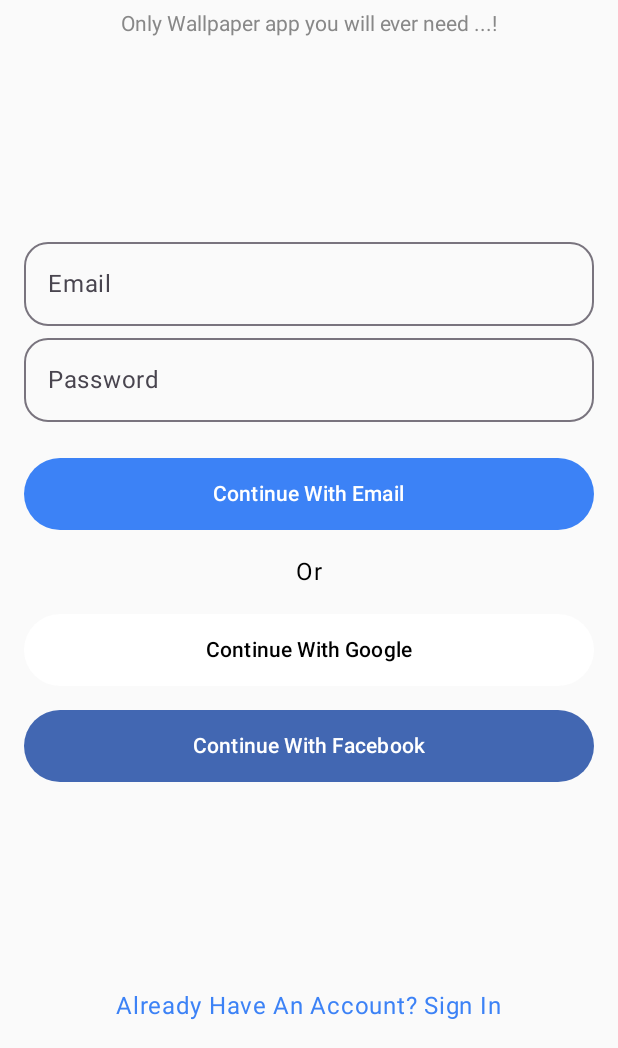
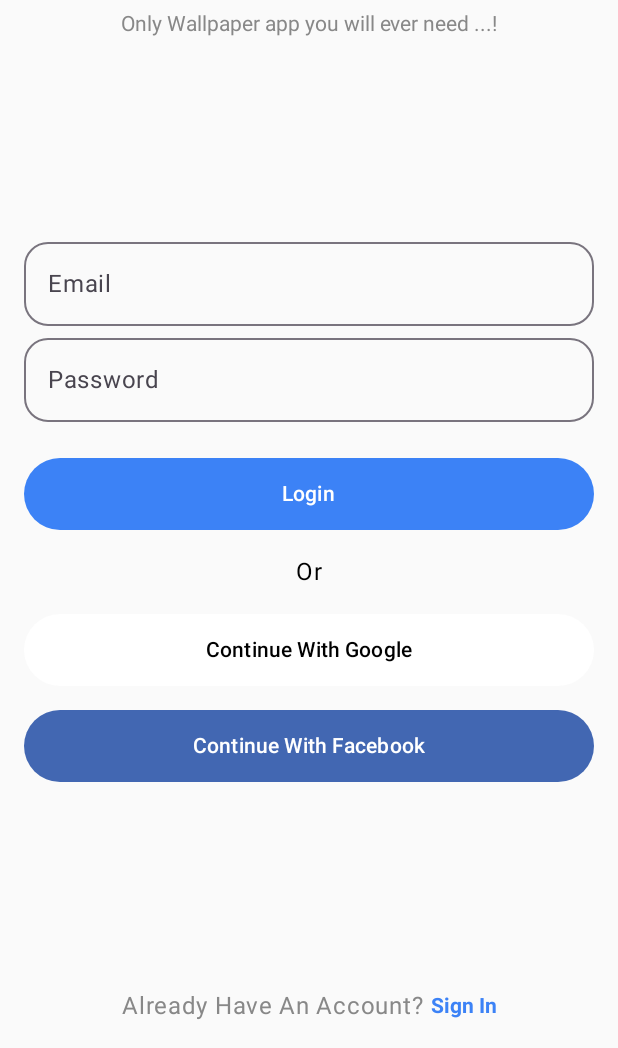
Before and after one commit to CQ24-25-Mobile-Final-project/aIImpress-android, an Android app built with Jetpack Compose: the screen it shows after launch (MainActivity), on a phone screen of 412 x 824 dp, the part 188-1236 px from its top. Run offline under Robolectric (Android 15) with nearby library versions, the phone set to English and light mode, and no system bars; our stand-ins replace Dagger/Hilt's generated code, Firebase (no records; nobody signed in at launch, a user with empty details on screens opened directly).

Commit message:
login/sign in

```diff
--- a/app/src/main/java/com/hcmus/ui/MainActivity.kt
+++ b/app/src/main/java/com/hcmus/ui/MainActivity.kt
@@ -31,8 +31,16 @@ import com.hcmus.ui.theme.MyApplicationTheme
 import dagger.hilt.android.AndroidEntryPoint
 import android.view.View
 import android.view.ViewTreeObserver
+import android.widget.Toast
 import androidx.activity.enableEdgeToEdge
+import androidx.compose.runtime.remember
+import androidx.compose.runtime.rememberCoroutineScope
 import androidx.core.app.ActivityCompat
+import com.hcmus.auth.AuthResponse
+import com.hcmus.auth.AuthenticationManager
+import com.hcmus.ui.screens.SignInScreen
+import kotlinx.coroutines.flow.launchIn
+import kotlinx.coroutines.flow.onEach
 
 @AndroidEntryPoint
 class MainActivity : ComponentActivity() {
@@ -67,6 +75,13 @@ class MainActivity : ComponentActivity() {
 
 @Composable
 fun MainNavigation(navController: NavHostController) {
+  val context = LocalContext.current
+
+  val authManager = remember {
+    AuthenticationManager(context)
+  }
+  val coroutineScope = rememberCoroutineScope()
+
   NavHost(navController = navController, startDestination = "login") {
     composable("login") {
       LoginScreen(
@@ -75,9 +90,46 @@ fun MainNavigation(navController: NavHostController) {
             popUpTo("login") { inclusive = true }
           }
         },
-          onLoginEmail = { email, password ->
-            Log.d("Login", "Email: $email, Password: $password")
+        onLoginEmail = { email, password ->
+          authManager.loginWithEmail(email, password)
+            .onEach { response ->
+              if (response is AuthResponse.Success) {
+                Log.d("Login", "Success: $response")
+                Toast.makeText(context, "Login Success", Toast.LENGTH_SHORT).show()
+                navController.navigate("gallery") {
+                  popUpTo("login") { inclusive = true }
+                }
+              } else {
+                Log.d("Login", "Error: $response")
+                Toast.makeText(context, "Login Failed", Toast.LENGTH_SHORT).show()
+              }
+            }
+            .launchIn(coroutineScope)
+        },
+        onSignIn = {
+          navController.navigate("signIn") {
+            popUpTo("login") { inclusive = true }
           }
+        }
+      )
+    }
+
+    composable("signIn") {
+      SignInScreen(
+        onSignIn = { email, password ->
+          Log.d("Login", "Creating account with email:$email, pass:$password")
+
+          authManager.createAccountWithEmail(email, password)
+            .onEach { response ->
+              if (response is AuthResponse.Success) {
+                Toast.makeText(context, "Create Account Success", Toast.LENGTH_SHORT).show()
+                navController.navigate("login")
+              } else {
+                Toast.makeText(context, "Create Account Failed", Toast.LENGTH_SHORT).show()
+              }
+            }
+            .launchIn(coroutineScope)
+        },
       )
     }
 
--- a/app/src/main/java/com/hcmus/ui/screens/LoginScreen.kt
+++ b/app/src/main/java/com/hcmus/ui/screens/LoginScreen.kt
@@ -1,11 +1,10 @@
 package com.hcmus.ui.screens
 
-import androidx.compose.foundation.Image
+import android.util.Log
 import androidx.compose.foundation.layout.Arrangement
 import androidx.compose.foundation.layout.Column
 import androidx.compose.foundation.layout.Row
 import androidx.compose.foundation.layout.Spacer
-import androidx.compose.foundation.layout.fillMaxHeight
 import androidx.compose.foundation.layout.fillMaxSize
 import androidx.compose.foundation.layout.fillMaxWidth
 import androidx.compose.foundation.layout.height
@@ -13,12 +12,9 @@ import androidx.compose.foundation.layout.padding
 import androidx.compose.foundation.shape.RoundedCornerShape
 import androidx.compose.material.icons.Icons
 import androidx.compose.material.icons.filled.AccountBox
-import androidx.compose.material.icons.filled.Info
-import androidx.compose.material.icons.rounded.Voicemail
 import androidx.compose.material3.Button
 import androidx.compose.material3.ButtonColors
 import androidx.compose.material3.ButtonDefaults
-import androidx.compose.material3.OutlinedButton
 import androidx.compose.material3.OutlinedTextField
 import androidx.compose.material3.Text
 import androidx.compose.runtime.Composable
@@ -28,11 +24,9 @@ import androidx.compose.ui.Alignment
 import androidx.compose.ui.Modifier
 import androidx.compose.ui.graphics.Color
 import androidx.compose.ui.graphics.vector.ImageVector
-import androidx.compose.ui.res.painterResource
 import androidx.compose.ui.text.TextStyle
 import androidx.compose.ui.text.input.PasswordVisualTransformation
-import androidx.compose.ui.text.input.TextFieldValue
-import androidx.compose.ui.text.style.TextAlign
+import androidx.compose.ui.text.font.FontWeight
 import androidx.compose.ui.tooling.preview.Preview
 import androidx.compose.ui.unit.dp
 import androidx.compose.ui.unit.sp
@@ -40,18 +34,13 @@ import com.hcmus.ui.theme.BluePrimary
 import com.hcmus.ui.theme.MyApplicationTheme
 import androidx.compose.runtime.getValue
 import androidx.compose.runtime.setValue
-
-val btnColor = ButtonColors(
-  containerColor = BluePrimary,
-  contentColor = Color.White,
-  disabledContainerColor = Color.White,
-  disabledContentColor = Color.White
-)
+import androidx.compose.foundation.clickable
 
 @Composable
 fun LoginScreen(
   onLoginSuccess: () -> Unit,
-  onLoginEmail: (email: String, password: String) -> Unit
+  onLoginEmail: (email: String, password: String) -> Unit,
+  onSignIn: () -> Unit
 ) {
   var email by remember { mutableStateOf("") }
   var password by remember { mutableStateOf("") }
@@ -114,7 +103,7 @@ fun LoginScreen(
       Spacer(modifier = Modifier.height(24.dp))
 
       SignInButton(
-        text = "Continue With Email",
+        text = "Login",
         color = BluePrimary,
         icon = Icons.Default.AccountBox,
         onClick = { onLoginEmail(email, password) }
@@ -146,11 +135,25 @@ fun LoginScreen(
 
     Spacer(modifier = Modifier.height(16.dp))
 
-    Text(
-      text = "Already Have An Account? Sign In",
-      color = BluePrimary,
-      modifier = Modifier.padding(top = 16.dp)
-    )
+    Row(
+        modifier = Modifier
+            .padding(top = 16.dp),
+        horizontalArrangement = Arrangement.Center,
+        verticalAlignment = Alignment.CenterVertically
+    ) {
+        Text(
+            text = "Already Have An Account? ",
+            color = Color.Gray
+        )
+        Text(
+            text = "Sign In",
+            color = BluePrimary,
+            modifier = Modifier.clickable { onSignIn() },
+            style = TextStyle(
+                fontWeight = FontWeight.Bold
+            )
+        )
+    }
   }
 }
 
@@ -187,6 +190,6 @@ fun SignInButton(
 @Composable
 private fun DefaultPreview() {
   MyApplicationTheme {
-    LoginScreen({}, { } as (String, String) -> Unit)
+    LoginScreen({}, {} as (String, String) -> Unit, {})
   }
 }
```
